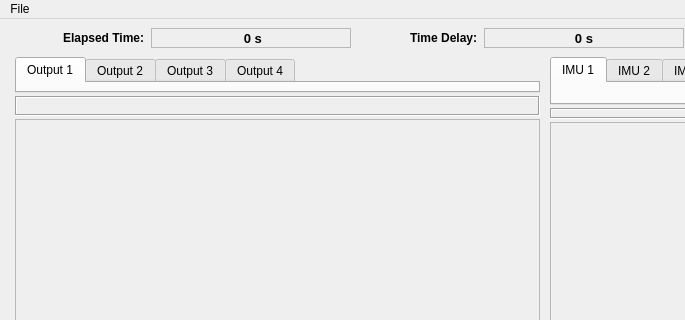
eduardobatista/ActVibSoftware, file uifiles/VibViewWindow.ui: the form before one commit; both pictures show x 0 to 685 and y 0 to 320 of the 1090 by 732 pixel window.
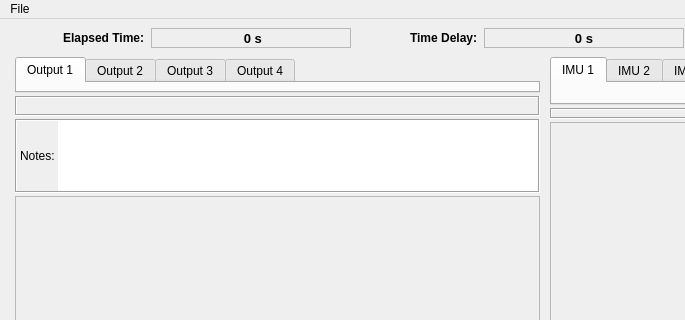
The form after the commit.

Commit message: Notes can now be added to the saved feather file.

```diff
--- a/uifiles/VibViewWindow.ui
+++ b/uifiles/VibViewWindow.ui
@@ -486,6 +486,71 @@
             </layout>
            </widget>
           </item>
+          <item>
+           <widget class="QFrame" name="frame_4">
+            <property name="frameShape">
+             <enum>QFrame::Box</enum>
+            </property>
+            <property name="frameShadow">
+             <enum>QFrame::Sunken</enum>
+            </property>
+            <layout class="QHBoxLayout" name="horizontalLayout_2">
+             <property name="spacing">
+              <number>3</number>
+             </property>
+             <property name="leftMargin">
+              <number>3</number>
+             </property>
+             <property name="topMargin">
+              <number>0</number>
+             </property>
+             <property name="rightMargin">
+              <number>0</number>
+             </property>
+             <property name="bottomMargin">
+              <number>0</number>
+             </property>
+             <item>
+              <widget class="QLabel" name="label">
+               <property name="text">
+                <string>&lt;html&gt;&lt;head/&gt;&lt;body&gt;&lt;p&gt;Notes:&lt;/p&gt;&lt;/body&gt;&lt;/html&gt;</string>
+               </property>
+               <property name="alignment">
+                <set>Qt::AlignLeading|Qt::AlignLeft|Qt::AlignVCenter</set>
+               </property>
+              </widget>
+             </item>
+             <item>
+              <widget class="QTextEdit" name="notes">
+               <property name="sizePolicy">
+                <sizepolicy hsizetype="Expanding" vsizetype="Fixed">
+                 <horstretch>0</horstretch>
+                 <verstretch>0</verstretch>
+                </sizepolicy>
+               </property>
+               <property name="minimumSize">
+                <size>
+                 <width>0</width>
+                 <height>70</height>
+                </size>
+               </property>
+               <property name="maximumSize">
+                <size>
+                 <width>16777215</width>
+                 <height>70</height>
+                </size>
+               </property>
+               <property name="frameShape">
+                <enum>QFrame::NoFrame</enum>
+               </property>
+               <property name="frameShadow">
+                <enum>QFrame::Plain</enum>
+               </property>
+              </widget>
+             </item>
+            </layout>
+           </widget>
+          </item>
           <item>
            <widget class="QFrame" name="frame_5">
             <property name="sizePolicy">
```
The commit also changes 5 other files.
